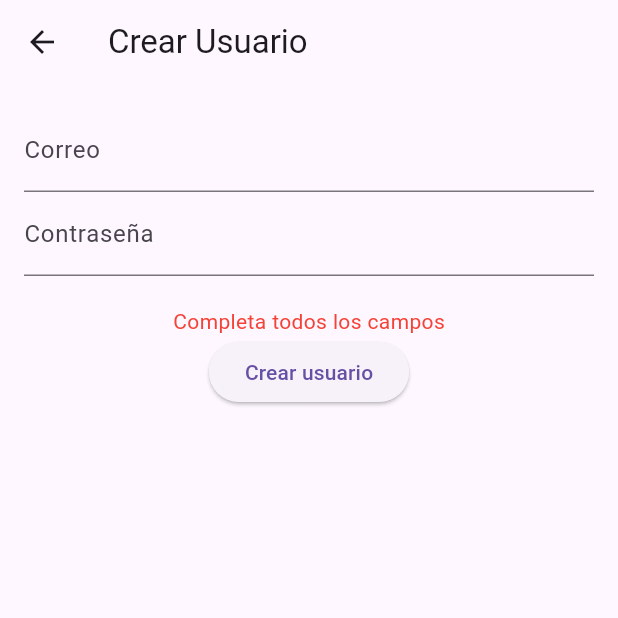
After one commit to JonathanJairxd/mapeo_terreno, a Flutter app: the CrearUsuarioPage screen opened directly, after a tap on "Crear usuario", on a phone screen of 412 x 824 dp, the top half of it. The commit adds this screen. Run offline on Flutter 3.47's test engine with Material 3 defaults, Android fonts, the phone set to English and light mode, and no system bars; our stand-ins replace flutter_map, geolocator, latlong2, supabase_flutter; accounts and stored records are empty.

Commit message:
Agregar usuarios (verificar)

```diff
--- /dev/null
+++ b/lib/pages/crear_usuario_page.dart
@@ -0,0 +1,105 @@
+import 'package:flutter/material.dart';
+import 'package:supabase_flutter/supabase_flutter.dart';
+
+class CrearUsuarioPage extends StatefulWidget {
+  const CrearUsuarioPage({super.key});
+
+  @override
+  State<CrearUsuarioPage> createState() => _CrearUsuarioPageState();
+}
+
+class _CrearUsuarioPageState extends State<CrearUsuarioPage> {
+  final TextEditingController correoController = TextEditingController();
+  final TextEditingController contrasenaController = TextEditingController();
+  final supabase = Supabase.instance.client;
+  bool cargando = false;
+  String mensaje = '';
+
+  Future<void> registrarUsuario() async {
+    final correo = correoController.text.trim();
+    final contrasena = contrasenaController.text.trim();
+
+    if (correo.isEmpty || contrasena.isEmpty) {
+      setState(() {
+        mensaje = 'Completa todos los campos';
+      });
+      return;
+    }
+
+    setState(() {
+      cargando = true;
+      mensaje = '';
+    });
+
+    try {
+      // ✅ Paso 1: Crear en Supabase Auth
+      final res = await supabase.auth.admin.createUser(
+        AdminUserAttributes(
+          email: correo,
+          password: contrasena,
+        ),
+      );
+
+      // ✅ Paso 2: Registrar en tabla usuarios
+      if (res.user != null) {
+        await supabase.from('usuarios').insert({
+          'id': res.user!.id,
+          'correo': correo,
+          'rol': 'topografo',
+          'activo': true,
+        });
+
+        if (mounted) {
+          ScaffoldMessenger.of(context).showSnackBar(
+            const SnackBar(content: Text('Usuario creado correctamente')),
+          );
+          Navigator.pop(context); // Regresa a la pantalla anterior
+        }
+      } else {
+        setState(() {
+          mensaje = 'No se pudo crear el usuario en Auth';
+        });
+      }
+    } catch (e) {
+      setState(() {
+        mensaje = 'Error: $e';
+      });
+    } finally {
+      setState(() {
+        cargando = false;
+      });
+    }
+  }
+
+  @override
+  Widget build(BuildContext context) {
+    return Scaffold(
+      appBar: AppBar(title: const Text('Crear Usuario')),
+      body: Padding(
+        padding: const EdgeInsets.all(16.0),
+        child: Column(
+          children: [
+            TextField(
+              controller: correoController,
+              decoration: const InputDecoration(labelText: 'Correo'),
+            ),
+            TextField(
+              controller: contrasenaController,
+              decoration: const InputDecoration(labelText: 'Contraseña'),
+              obscureText: true,
+            ),
+            const SizedBox(height: 20),
+            if (mensaje.isNotEmpty)
+              Text(mensaje, style: const TextStyle(color: Colors.red)),
+            cargando
+                ? const CircularProgressIndicator()
+                : ElevatedButton(
+                    onPressed: registrarUsuario,
+                    child: const Text('Crear usuario'),
+                  ),
+          ],
+        ),
+      ),
+    );
+  }
+}
```
Also changed, not shown: lib/pages/gestion_usuarios_page.dart (+101 -0 lines), lib/pages/login_page.dart (+31 -5 lines), lib/pages/mapa_admin_page.dart (+97 -0 lines).
